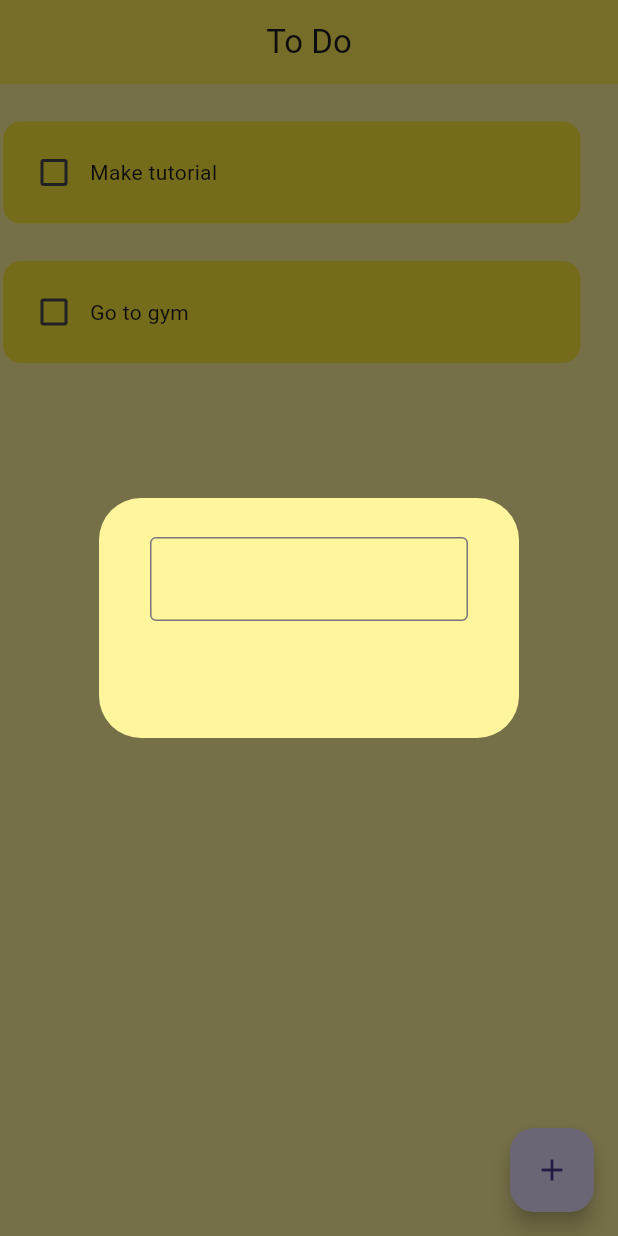
After one commit to Majok-Bol/to_do_application, a Flutter app: the screen it shows after launch, after a tap on the "add" icon, on a phone screen of 412 x 824 dp. The commit adds this screen. Run offline on Flutter 3.47's test engine with Material 3 defaults, Android fonts, the phone set to English and light mode, and no system bars.

Commit message:
added dialog box

```diff
--- a/lib/pages/home_page.dart
+++ b/lib/pages/home_page.dart
@@ -1,4 +1,5 @@
 import 'package:flutter/material.dart';
+import 'package:to_do_application/utils/dialog_box.dart';
 import 'package:to_do_application/utils/todo_tile.dart';
 class HomePage extends StatefulWidget {
  const HomePage({super.key});
@@ -18,6 +19,16 @@ class HomePageState extends State<HomePage>{
     });
 
   }
+  //create new task
+  void createNewTask(){
+    setState(() {
+      showDialog(context: context, builder: (context){
+        return DialogBox();
+      });
+
+
+    });
+  }
   @override
   Widget build(BuildContext context){
     return  Scaffold(
@@ -29,6 +40,7 @@ class HomePageState extends State<HomePage>{
       elevation: 0,
 
     ),
+      floatingActionButton: FloatingActionButton(onPressed:createNewTask,child: Icon(Icons.add),),
       body:ListView.builder(
         itemCount:toDoList.length ,
           itemBuilder: (context,index){
--- /dev/null
+++ b/lib/utils/dialog_box.dart
@@ -0,0 +1,27 @@
+import 'package:flutter/material.dart';
+class DialogBox extends StatelessWidget{
+  @override
+  Widget build(BuildContext context){
+    return AlertDialog(
+      backgroundColor: Colors.yellow.shade200,
+      content: Container(
+        padding: EdgeInsets.all(10),
+        height: 120,
+        child: Column(
+          children: [
+            //get user input
+            TextField(
+              decoration:InputDecoration(
+                border: OutlineInputBorder(),
+              )
+
+
+            ),
+            //save and cancel buttons
+
+          ],
+        ),
+      ),
+    );
+  }
+}
```
